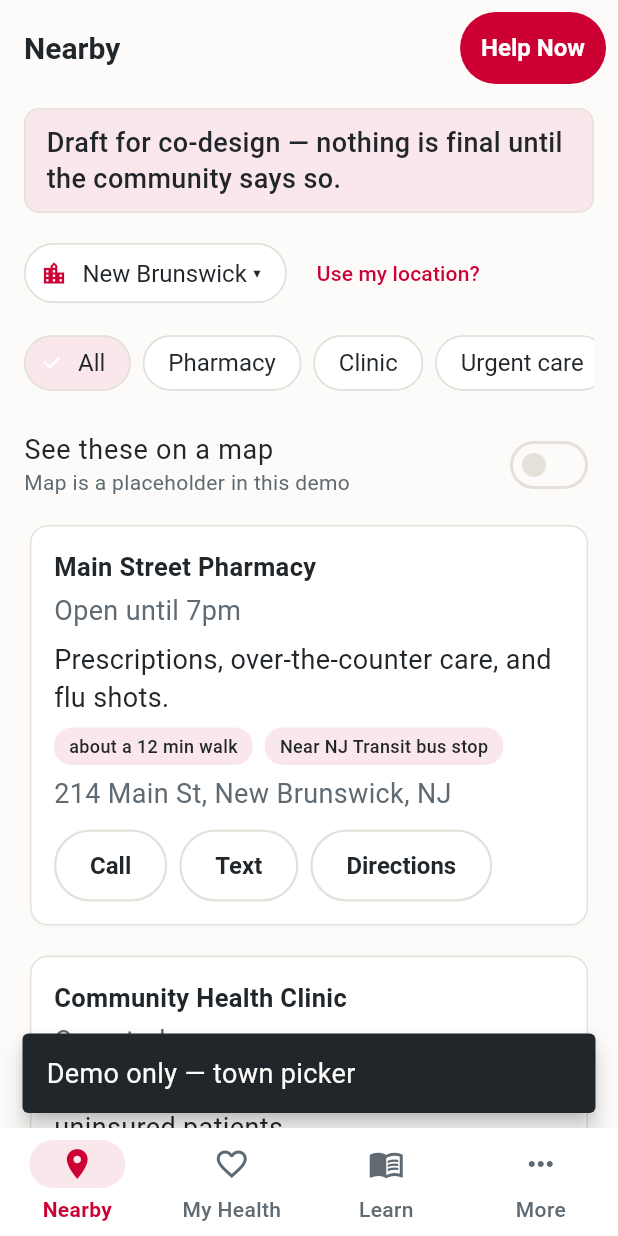
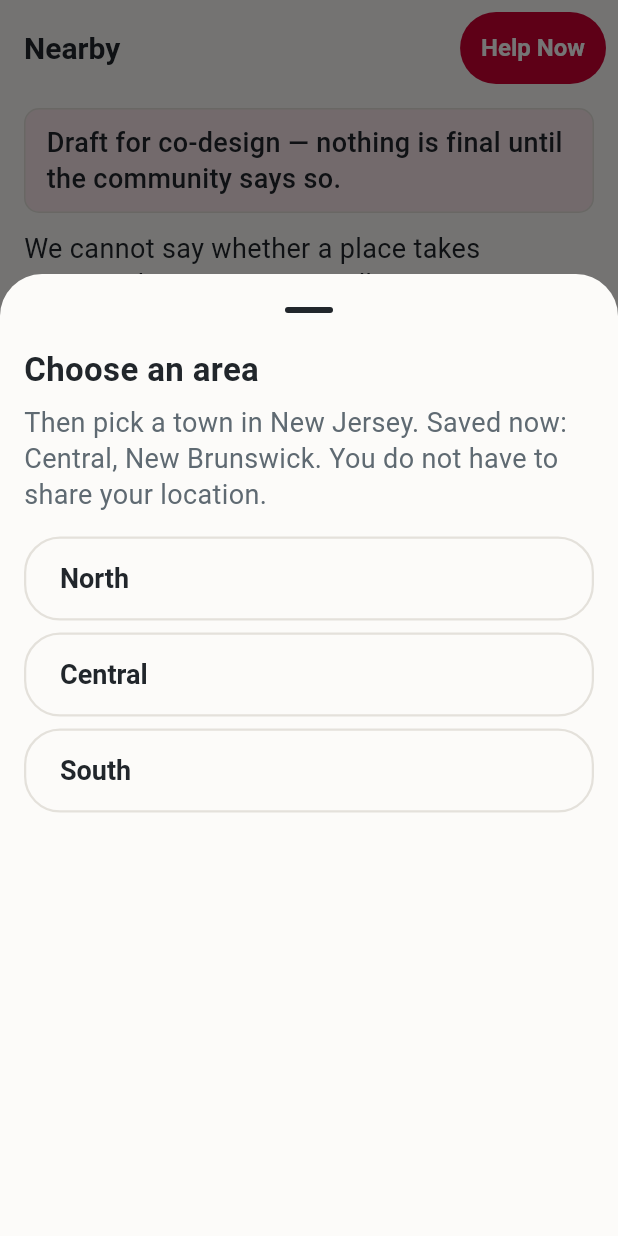
Before and after one commit to ks1686/rutgers-health-services-app, a Flutter app: the AppShell screen opened directly, after a tap on an icon or button, on a phone screen of 412 x 824 dp. Run offline on Flutter 3.47's test engine with Material 3 defaults, Android fonts, the light colour scheme and no system bars; our stand-ins replace file_picker, flutter_map, flutter_secure_storage, geolocator, google_maps_flutter, latlong2 and 1 more; accounts and stored records are empty.

Commit message:
feat: add care disclaimers and a saved town picker (#49)
Learn, More, and Nearby state the limits of the app, and Nearby remembers a New Jersey region and town.

```diff
--- a/lib/features/learn/learn_screen.dart
+++ b/lib/features/learn/learn_screen.dart
@@ -5,8 +5,8 @@ import '../../data/demo_learn.dart';
 import '../../theme/cwc_theme.dart';
 import 'learn_article_screen.dart';
 
-/// First line on Learn (#29, pointing at #31). Not a banner on other tabs.
-const kLearnNotADoctorLine = 'This does not replace seeing a doctor.';
+/// First line on Learn, including while topics load. Not a bar on other tabs.
+const kLearnDoctorDisclaimer = 'This does not replace seeing a doctor.';
 
 class LearnScreen extends StatefulWidget {
   const LearnScreen({super.key, this.topics, this.topicsLoader});
@@ -72,6 +72,8 @@ class _LearnScreenState extends State<LearnScreen> {
           return ListView(
             padding: const EdgeInsets.fromLTRB(16, 8, 16, 24),
             children: const [
+              _LearnDoctorLine(),
+              SizedBox(height: 12),
               Text(
                 'Loading topics…',
                 style: TextStyle(color: CwcColors.sub, height: 1.35),
@@ -83,6 +85,8 @@ class _LearnScreenState extends State<LearnScreen> {
           return ListView(
             padding: const EdgeInsets.fromLTRB(16, 8, 16, 24),
             children: const [
+              _LearnDoctorLine(),
+              SizedBox(height: 12),
               Text(
                 'Learn topics could not load. Try again later.',
                 style: TextStyle(color: CwcColors.sub, height: 1.35),
@@ -94,15 +98,8 @@ class _LearnScreenState extends State<LearnScreen> {
         return ListView(
           padding: const EdgeInsets.fromLTRB(16, 8, 16, 24),
           children: [
-            const Text(
-              kLearnNotADoctorLine,
-              style: TextStyle(
-                fontSize: 18,
-                fontWeight: FontWeight.w600,
-                height: 1.35,
-              ),
-            ),
-            const SizedBox(height: 8),
+            const _LearnDoctorLine(),
+            const SizedBox(height: 12),
             const Text(
               'Short, plain-language topics from trusted sources.',
               style: TextStyle(color: CwcColors.sub, height: 1.35),
@@ -181,3 +178,15 @@ class _LearnScreenState extends State<LearnScreen> {
     );
   }
 }
+
+class _LearnDoctorLine extends StatelessWidget {
+  const _LearnDoctorLine();
+
+  @override
+  Widget build(BuildContext context) {
+    return const Text(
+      kLearnDoctorDisclaimer,
+      style: TextStyle(color: CwcColors.ink, fontSize: 18, height: 1.35),
+    );
+  }
+}
--- a/lib/features/more/more_screen.dart
+++ b/lib/features/more/more_screen.dart
@@ -3,6 +3,7 @@ import 'package:flutter/material.dart';
 import '../../theme/cwc_theme.dart';
 import '../../widgets/demo_banner.dart';
 import '../my_health/health_scope.dart';
+import 'about_this_app_page.dart';
 import 'placeholder_page.dart';
 
 class MoreScreen extends StatelessWidget {
@@ -106,12 +107,24 @@ class MoreScreen extends StatelessWidget {
               ),
               const Divider(height: 1),
               _MoreTile(
+                icon: Icons.info_outline,
+                title: 'About this app',
+                onTap: () {
+                  Navigator.of(context).push(
+                    MaterialPageRoute<void>(
+                      builder: (_) => const AboutThisAppPage(),
+                    ),
+                  );
+                },
+              ),
+              const Divider(height: 1),
+              _MoreTile(
                 icon: Icons.settings_outlined,
                 title: 'Settings',
                 onTap: () => _open(
                   context,
                   'Settings',
-                  'Text size and town preference will go here. '
+                  'Text size will go here. Choose a town on the Nearby tab. '
                       'Optional My Health PIN is set from the My Health tab.',
                 ),
               ),
--- /dev/null
+++ b/lib/features/nearby/data/nearby_place_preference.dart
@@ -0,0 +1,40 @@
+import 'package:shared_preferences/shared_preferences.dart';
+
+import 'nj_places.dart';
+
+/// On-device region and town for Nearby. No GPS and no identity.
+abstract class NearbyPlacePreferenceStore {
+  Future<NearbyPlacePreference> read();
+  Future<void> save(NearbyPlacePreference preference);
+}
+
+class PrefsNearbyPlacePreferenceStore implements NearbyPlacePreferenceStore {
+  PrefsNearbyPlacePreferenceStore(this._prefs);
+
+  final SharedPreferences _prefs;
+
+  static const regionPref = 'nearby.v1.place.region';
+  static const townPref = 'nearby.v1.place.town';
+
+  @override
+  Future<NearbyPlacePreference> read() async {
+    return NearbyPlacePreference.resolve(
+      regionName: _prefs.getString(regionPref),
+      town: _prefs.getString(townPref),
+    );
+  }
+
+  @override
+  Future<void> save(NearbyPlacePreference preference) async {
+    await _prefs.setString(regionPref, preference.region.name);
+    await _prefs.setString(townPref, preference.town);
+  }
+}
+
+Future<NearbyPlacePreferenceStore> nearbyPlacePreferenceStore({
+  NearbyPlacePreferenceStore? injected,
+}) async {
+  if (injected != null) return injected;
+  final prefs = await SharedPreferences.getInstance();
+  return PrefsNearbyPlacePreferenceStore(prefs);
+}
--- /dev/null
+++ b/lib/features/nearby/data/nj_places.dart
@@ -0,0 +1,81 @@
+/// New Jersey area, then a town, for Nearby (#37).
+///
+/// These are municipalities Nominatim can geocode. They are not a claim that
+/// each town has a Community Wellness Center.
+enum NjRegion {
+  north,
+  central,
+  south;
+
+  String get label => switch (this) {
+    NjRegion.north => 'North',
+    NjRegion.central => 'Central',
+    NjRegion.south => 'South',
+  };
+
+  static NjRegion? tryParse(String? raw) {
+    for (final region in NjRegion.values) {
+      if (region.name == raw) return region;
+    }
+    return null;
+  }
+}
+
+const kNjTowns = <NjRegion, List<String>>{
+  NjRegion.north: [
+    'Clifton',
+    'East Orange',
+    'Elizabeth',
+    'Hackensack',
+    'Hoboken',
+    'Jersey City',
+    'Newark',
+    'Passaic',
+    'Paterson',
+    'Union City',
+  ],
+  NjRegion.central: [
+    'Edison',
+    'Long Branch',
+    'New Brunswick',
+    'Perth Amboy',
+    'Piscataway',
+    'Plainfield',
+    'Princeton',
+    'Sayreville',
+    'Trenton',
+    'Woodbridge',
+  ],
+  NjRegion.south: [
+    'Atlantic City',
+    'Bridgeton',
+    'Camden',
+    'Cherry Hill',
+    'Glassboro',
+    'Millville',
+    'Pleasantville',
+    'Toms River',
+    'Vineland',
+    'Willingboro',
+  ],
+};
+
+class NearbyPlacePreference {
+  const NearbyPlacePreference({required this.region, required this.town});
+
+  final NjRegion region;
+  final String town;
+
+  static const fallback = NearbyPlacePreference(
+    region: NjRegion.central,
+    town: 'New Brunswick',
+  );
+
+  static NearbyPlacePreference resolve({String? regionName, String? town}) {
+    final region = NjRegion.tryParse(regionName);
+    if (region == null || town == null) return fallback;
+    final towns = kNjTowns[region];
+    if (towns == null || !towns.contains(town)) return fallback;
+    return NearbyPlacePreference(region: region, town: town);
+  }
+}
--- a/lib/features/nearby/nearby_screen.dart
+++ b/lib/features/nearby/nearby_screen.dart
@@ -13,14 +13,18 @@ import 'data/nearby_distance.dart';
 import 'data/nearby_errors.dart';
 import 'data/nearby_fetch_result.dart';
 import 'data/nearby_launchers.dart';
+import 'data/nearby_place_preference.dart';
 import 'data/nearby_query.dart';
 import 'data/nearby_repository.dart';
 import 'data/nearby_resource.dart';
+import 'data/nj_places.dart';
 import 'data/prefs_nearby_cache.dart';
 import 'data/opening_hours.dart';
+import 'widgets/nearby_coverage_notice.dart';
 import 'widgets/nearby_hours_control.dart';
 import 'widgets/nearby_live_disclaimer.dart';
 import 'widgets/nearby_map_view.dart';
+import 'widgets/nearby_town_picker.dart';
 
 typedef NearbyLinkLauncher = Future<bool> Function(Uri uri);
 
@@ -32,30 +36,35 @@ class NearbyScreen extends StatelessWidget {
     this.repository,
     this.launcher,
     this.clock,
+    this.placePreference,
   });
 
   final NearbyConfig? config;
   final NearbyRepository? repository;
   final NearbyLinkLauncher? launcher;
   final DateTime Function()? clock;
+  final NearbyPlacePreferenceStore? placePreference;
 
   @override
   Widget build(BuildContext context) {
     final resolved = config ?? NearbyConfig.fromEnvironment();
     if (!resolved.liveNearby) {
-      return const _NearbyDemoView();
+      return _NearbyDemoView(placePreference: placePreference);
     }
     return _NearbyLiveView(
       config: resolved,
       repository: repository,
       launcher: launcher,
       clock: clock,
+      placePreference: placePreference,
     );
   }
 }
 
 class _NearbyDemoView extends StatefulWidget {
-  const _NearbyDemoView();
+  const _NearbyDemoView({this.placePreference});
+
+  final NearbyPlacePreferenceStore? placePreference;
 
   @override
   State<_NearbyDemoView> createState() => _NearbyDemoViewState();
@@ -64,10 +73,41 @@ class _NearbyDemoView extends StatefulWidget {
 class _NearbyDemoViewState extends State<_NearbyDemoView> {
   String _category = 'All';
   bool _showMapPlaceholder = false;
+  NearbyPlacePreference _place = NearbyPlacePreference.fallback;
+  NearbyPlacePreferenceStore? _placeStore;
 
   List<DemoResource> get _filtered {
+    if (_place.town != demoTown) return const [];
     if (_category == 'All') return demoResources;
     return demoResources.where((r) => r.category == _category).toList();
+  }
+
+  @override
+  void initState() {
+    super.initState();
+    _loadPlace();
+  }
+
+  Future<void> _loadPlace() async {
+    final store = await nearbyPlacePreferenceStore(
+      injected: widget.placePreference,
+    );
+    final place = await store.read();
+    if (!mounted) return;
+    setState(() {
+      _placeStore = store;
+      _place = place;
+    });
+  }
+
+  Future<void> _pickTown() async {
+    final store = _placeStore;
+    if (store == null) return;
+    final picked = await showNearbyTownPicker(context, current: _place);
+    if (picked == null || !mounted) return;
+    await store.save(picked);
+    if (!mounted) return;
+    setState(() => _place = picked);
   }
 
   @override
@@ -76,6 +116,8 @@ class _NearbyDemoViewState extends State<_NearbyDemoView> {
       padding: const EdgeInsets.fromLTRB(16, 8, 16, 24),
       children: [
         const DemoBanner(),
+        const SizedBox(height: 12),
+        const NearbyCoverageNotice(),
         const SizedBox(height: 16),
         Wrap(
           spacing: 8,
@@ -83,9 +125,10 @@ class _NearbyDemoViewState extends State<_NearbyDemoView> {
           crossAxisAlignment: WrapCrossAlignment.center,
           children: [
             ActionChip(
+              key: const ValueKey('nearby-town-chip'),
               avatar: const Icon(Icons.location_city, size: 18),
-              label: const Text('$demoTown ▾'),
-              onPressed: () => showDemoOnlySnackBar(context, 'town picker'),
+              label: Text('${_place.town} ▾'),
+              onPressed: _placeStore == null ? null : _pickTown,
             ),
             TextButton(
               onPressed: () => showDemoOnlySnackBar(context, 'use my location'),
@@ -93,6 +136,14 @@ class _NearbyDemoViewState extends State<_NearbyDemoView> {
             ),
           ],
         ),
+        if (_place.town != demoTown) ...[
+          const SizedBox(height: 12),
+          const Text(
+            'This sample list is only for New Brunswick. '
+            'Your town is saved on this phone.',
+            style: TextStyle(color: CwcColors.sub, fontSize: 18, height: 1.35),
+          ),
+        ],
         const SizedBox(height: 12),
         _CategoryChips(
           categories: demoCategories,
@@ -147,19 +198,23 @@ class _NearbyLiveView extends StatefulWidget {
     this.repository,
     this.launcher,
     this.clock,
+    this.placePreference,
   });
 
   final NearbyConfig config;
   final NearbyRepository? repository;
   final NearbyLinkLauncher? launcher;
   final DateTime Function()? clock;
+  final NearbyPlacePreferenceStore? placePreference;
 
   @override
   State<_NearbyLiveView> createState() => _NearbyLiveViewState();
 }
 
 class _NearbyLiveViewState extends State<_NearbyLiveView> {
-  static const _query = NearbyQuery();
+  NearbyQuery _query = const NearbyQuery();
+  NearbyPlacePreference _place = NearbyPlacePreference.fallback;
+  NearbyPlacePreferenceStore? _placeStore;
 
   /// Derived from the source enum so a renamed category cannot silently stop
   /// matching the chip that filters it.
@@ -199,18 +254,35 @@ class _NearbyLiveViewState extends State<_NearbyLiveView> {
   @override
   void initState() {
     super.initState();
+    _pending = _start();
+  }
+
+  /// Remembered town is the lookup. Device location stays an optional shortcut.
+  Future<NearbyFetchResult> _start() async {
+    await _loadPlace();
     final injected = widget.repository;
     if (injected != null) {
       _repository = injected;
       _repositoryReady = true;
-      _pending = _initialLookup();
-    } else {
-      // Default stack always wires a device-location source (incl. web).
-      _pending = _boot();
+      return _lookupTown();
     }
+    return _boot();
   }
 
-  /// Prefer a one-shot device fix when a source is wired; otherwise town.
+  Future<void> _loadPlace() async {
+    final store = await nearbyPlacePreferenceStore(
+      injected: widget.placePreference,
+    );
+    final place = await store.read();
+    if (!mounted) return;
+    setState(() {
+      _placeStore = store;
+      _place = place;
+      _query = NearbyQuery(town: place.town);
+    });
+  }
+
+  /// One-shot device fix is available when a source is wired.
   /// Declining / failing never blocks — [fetchNearDevice] falls back to town.
   bool get _canUseDeviceLocation =>
       _repositoryReady && (_repository.deviceLocation != null);
@@ -231,17 +303,36 @@ class _NearbyLiveViewState extends State<_NearbyLiveView> {
       cache: PrefsNearbyCache(prefs),
     );
     _repositoryReady = true;
-    return _initialLookup();
+    return _lookupTown();
   }
 
-  /// Live tab asks for location first so the list is proximity-based anywhere,
-  /// not locked to the default town. Town remains the honest fallback.
-  Future<NearbyFetchResult> _initialLookup() {
-    if (_canUseDeviceLocation) {
-      _devicePending = true;
-      return _trackDeviceLookup(_repository.fetchNearDevice(_query));
-    }
+  Future<NearbyFetchResult> _lookupTown() {
+    _devicePending = false;
     return _repository.fetch(_query);
+  }
+
+  Future<void> _pickTown() async {
+    final store = _placeStore;
+    if (store == null || !_repositoryReady || _reloadQueued) return;
+    final picked = await showNearbyTownPicker(context, current: _place);
+    if (picked == null || !mounted) return;
+    await store.save(picked);
+    if (!mounted || _reloadQueued) return;
+    _reloadQueued = true;
+    setState(() {
+      _place = picked;
+      _query = NearbyQuery(town: picked.town);
+      _deviceMode = false;
+      _devicePending = false;
+      _infoLine = null;
+      _selectedResourceId = null;
+      _pending = _repository.fetch(_query).whenComplete(() {
+        WidgetsBinding.instance.addPostFrameCallback((_) {
+          if (!mounted) return;
+          setState(() => _reloadQueued = false);
+        });
+      });
+    });
   }
 
   void _reload() {
@@ -381,10 +472,40 @@ class _NearbyLiveViewState extends State<_NearbyLiveView> {
     );
   }
 
+  Widget _placeControls() {
+    return Wrap(
+      spacing: 8,
+      runSpacing: 8,
+      crossAxisAlignment: WrapCrossAlignment.center,
+      children: [
+        ActionChip(
+          key: const ValueKey('nearby-town-chip'),
+          avatar: Icon(
+            _deviceMode ? Icons.my_location : Icons.location_city,
+            size: 18,
+          ),
+          label: Text(_deviceMode ? 'Using your location' : '${_query.town} ▾'),
+          onPressed: _reloadQueued ? null : _pickTown,
+        ),
+        if (_canUseDeviceLocation && !_deviceMode)
+          TextButton.icon(
+            key: const ValueKey('nearby-use-my-location'),
+            onPressed: _reloadQueued ? null : _useMyLocation,
+            icon: const Icon(Icons.my_location, size: 18),
+            label: const Text('Use my location'),
+          ),
+      ],
+    );
+  }
+
   Widget _buildProblem(String message, {required bool suggestConnection}) {
     return ListView(
-      padding: const EdgeInsets.fromLTRB(16, 32, 16, 24),
+      padding: const EdgeInsets.fromLTRB(16, 8, 16, 24),
       children: [
+        _placeControls(),
+        const SizedBox(height: 12),
+        const NearbyCoverageNotice(),
+        const SizedBox(height: 24),
         Text(
           message,
           textAlign: TextAlign.center,
@@ -421,28 +542,10 @@ class _NearbyLiveViewState extends State<_NearbyLiveView> {
           fetchedAt: result.fetchedAt,
           fromSavedCopy: result.status == NearbySourceStatus.cache,
         ),
+        const SizedBox(height: 12),
+        const NearbyCoverageNotice(),
         const SizedBox(height: 16),
-        Wrap(
-          spacing: 8,
-          runSpacing: 8,
-          crossAxisAlignment: WrapCrossAlignment.center,
-          children: [
-            Chip(
-              avatar: Icon(
-                _deviceMode ? Icons.my_location : Icons.location_city,
-                size: 18,
-              ),
-              label: Text(_deviceMode ? 'Using your location' : _query.town),
-            ),
-            if (_canUseDeviceLocation && !_deviceMode)
-              TextButton.icon(
-                key: const ValueKey('nearby-use-my-location'),
-                onPressed: _reloadQueued ? null : _useMyLocation,
-                icon: const Icon(Icons.my_location, size: 18),
-                label: const Text('Use my location'),
-              ),
-          ],
-        ),
+        _placeControls(),
         if (_infoLine != null) ...[
           const SizedBox(height: 8),
           Text(
--- /dev/null
+++ b/lib/features/nearby/widgets/nearby_coverage_notice.dart
@@ -0,0 +1,19 @@
+import 'package:flutter/material.dart';
+
+import '../../../theme/cwc_theme.dart';
+
+/// Plain Nearby warning (#31). We do not look up insurance or walk-ins.
+const kNearbyCoverageWarning =
+    'We cannot say whether a place takes someone’s insurance or walk-ins.';
+
+class NearbyCoverageNotice extends StatelessWidget {
+  const NearbyCoverageNotice({super.key});
+
+  @override
+  Widget build(BuildContext context) {
+    return const Text(
+      kNearbyCoverageWarning,
+      style: TextStyle(color: CwcColors.ink, fontSize: 18, height: 1.35),
+    );
+  }
+}
--- /dev/null
+++ b/lib/features/nearby/widgets/nearby_town_picker.dart
@@ -0,0 +1,164 @@
+import 'package:flutter/material.dart';
+
+import '../../../theme/cwc_theme.dart';
+import '../data/nj_places.dart';
+
+/// North, Central, or South, then a town. Returns null if dismissed.
+Future<NearbyPlacePreference?> showNearbyTownPicker(
+  BuildContext context, {
+  required NearbyPlacePreference current,
+}) {
+  return showModalBottomSheet<NearbyPlacePreference>(
+    context: context,
+    isScrollControlled: true,
+    showDragHandle: true,
+    builder: (context) => _TownPickerSheet(current: current),
+  );
+}
+
+class _TownPickerSheet extends StatefulWidget {
+  const _TownPickerSheet({required this.current});
+
+  final NearbyPlacePreference current;
+
+  @override
+  State<_TownPickerSheet> createState() => _TownPickerSheetState();
+}
+
+class _TownPickerSheetState extends State<_TownPickerSheet> {
+  NjRegion? _region;
+
+  @override
+  Widget build(BuildContext context) {
+    final region = _region;
+    return SafeArea(
+      child: SizedBox(
+        height: MediaQuery.sizeOf(context).height * 0.72,
+        child: region == null
+            ? _RegionStep(
+                current: widget.current,
+                onPick: (value) => setState(() => _region = value),
+              )
+            : _TownStep(
+                region: region,
+                onBack: () => setState(() => _region = null),
+                onPick: (town) {
+                  Navigator.of(
+                    context,
+                  ).pop(NearbyPlacePreference(region: region, town: town));
+                },
+              ),
+      ),
+    );
+  }
+}
+
+class _RegionStep extends StatelessWidget {
+  const _RegionStep({required this.current, required this.onPick});
+
+  final NearbyPlacePreference current;
+  final ValueChanged<NjRegion> onPick;
+
+  @override
+  Widget build(BuildContext context) {
+    return ListView(
+      padding: const EdgeInsets.fromLTRB(16, 0, 16, 24),
+      children: [
+        const Text(
+          'Choose an area',
+          style: TextStyle(fontSize: 22, fontWeight: FontWeight.w700),
+        ),
+        const SizedBox(height: 8),
+        Text(
+          'Then pick a town in New Jersey. '
+          'Saved now: ${current.region.label}, ${current.town}. '
+          'You do not have to share your location.',
+          style: const TextStyle(
+            color: CwcColors.sub,
+            fontSize: 18,
+            height: 1.35,
+          ),
+        ),
+        const SizedBox(height: 16),
+        for (final region in NjRegion.values) ...[
+          SizedBox(
+            width: double.infinity,
+            child: OutlinedButton(
+              key: ValueKey('nearby-region-${region.name}'),
+              onPressed: () => onPick(region),
+              style: OutlinedButton.styleFrom(
+                minimumSize: const Size.fromHeight(56),
+                alignment: Alignment.centerLeft,
+              ),
+              child: Text(
+                region.label,
+                style: const TextStyle(
+                  fontSize: 18,
+                  fontWeight: FontWeight.w600,
+                ),
+              ),
+            ),
+          ),
+          const SizedBox(height: 8),
+        ],
+      ],
+    );
+  }
+}
+
+class _TownStep extends StatelessWidget {
+  const _TownStep({
+    required this.region,
+    required this.onBack,
+    required this.onPick,
+  });
+
+  final NjRegion region;
+  final VoidCallback onBack;
+  final ValueChanged<String> onPick;
+
+  @override
+  Widget build(BuildContext context) {
+    final towns = kNjTowns[region] ?? const <String>[];
+    return Column(
+      crossAxisAlignment: CrossAxisAlignment.stretch,
+      children: [
+        Padding(
+          padding: const EdgeInsets.fromLTRB(8, 0, 16, 0),
+          child: Row(
+            children: [
+              IconButton(
+                key: const ValueKey('nearby-town-back'),
+                onPressed: onBack,
+                icon: const Icon(Icons.arrow_back),
+                tooltip: 'Areas',
+              ),
+              Expanded(
+                child: Text(
+                  'Towns in ${region.label}',
+                  style: const TextStyle(
+                    fontSize: 22,
+                    fontWeight: FontWeight.w700,
+                  ),
+                ),
+              ),
+            ],
+          ),
+        ),
+        Expanded(
+          child: ListView(
+            children: [
+              for (final town in towns)
+                ListTile(
+                  key: ValueKey('nearby-town-$town'),
+                  title: Text(town, style: const TextStyle(fontSize: 18)),
+                  minVerticalPadding: 16,
+                  onTap: () => onPick(town),
+                ),
+            ],
+          ),
+        ),
+      ],
+    );
+  }
+}
```
Also changed, not shown: lib/features/more/about_this_app_page.dart (added, +44 -0 lines), 9 other files.
